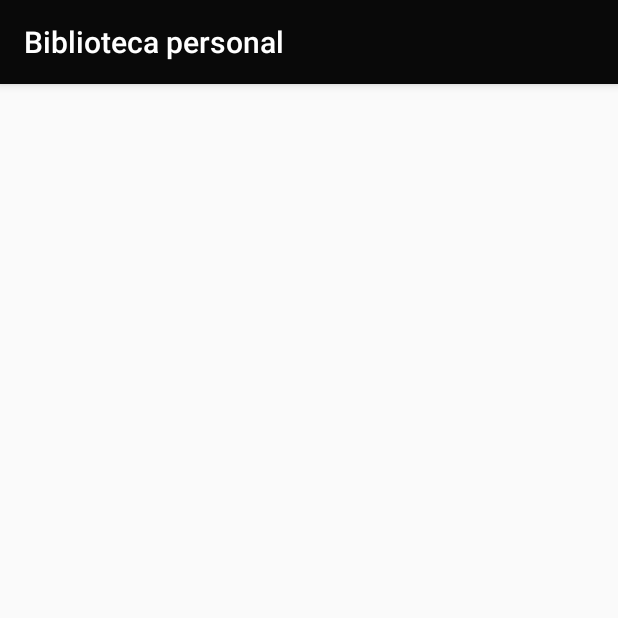
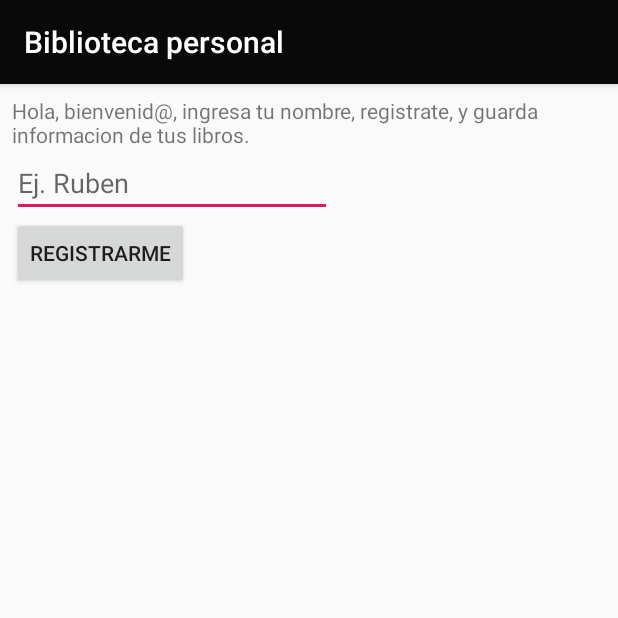
Before and after one commit to catapim/trabajo-grupal-s4, an Android app: the RegistroUsuario screen opened directly, with no data from a screen before it, on a phone screen of 412 x 824 dp, the top half of it. Run offline under Robolectric (Android 15) with nearby library versions, the phone set to English and light mode, and no system bars.

Commit message:
se crea pantalla registr

```diff
--- a/base/app/src/main/res/layout-v26/registrolibro.xml
+++ b/base/app/src/main/res/layout-v26/registrolibro.xml
@@ -89,12 +89,12 @@
                 android:layout_marginEnd="153dp"
                 android:ems="10"
                 android:hint="@string/ej_libro_autor"
-                android:importantForAutofill="no"
                 android:inputType="text"
                 app:layout_constraintBottom_toTopOf="@+id/libro_ano_publicacion"
                 app:layout_constraintEnd_toEndOf="parent"
                 app:layout_constraintStart_toStartOf="parent"
-                app:layout_constraintTop_toBottomOf="@+id/libro_autor" />
+                app:layout_constraintTop_toBottomOf="@+id/libro_autor"
+                android:autofillHints="" />
 
             <TextView
                 android:id="@+id/libro_ano_publicacion"
--- a/base/app/src/main/res/layout/activity_registro_usuario.xml
+++ b/base/app/src/main/res/layout/activity_registro_usuario.xml
@@ -6,4 +6,51 @@
     android:layout_height="match_parent"
     tools:context=".RegistroUsuario">
 
+    <ScrollView
+        android:id="@+id/scrollView2"
+        android:layout_width="match_parent"
+        android:layout_height="match_parent"
+        android:layout_marginStart="8dp"
+        android:layout_marginTop="8dp"
+        android:layout_marginEnd="8dp"
+        android:layout_marginBottom="8dp"
+        app:layout_constraintBottom_toBottomOf="parent"
+        app:layout_constraintEnd_toEndOf="parent"
+        app:layout_constraintStart_toStartOf="parent"
+        app:layout_constraintTop_toTopOf="parent">
+
+        <LinearLayout
+            android:layout_width="match_parent"
+            android:layout_height="wrap_content"
+            android:orientation="vertical">
+
+            <TextView
+                android:id="@+id/texto_bienvenida"
+                android:layout_width="wrap_content"
+                android:layout_height="wrap_content"
+                android:text="@string/texto_bienvenida"
+                tools:layout_editor_absoluteX="107dp"
+                tools:layout_editor_absoluteY="113dp" />
+
+            <EditText
+                android:id="@+id/input_usuario"
+                android:layout_width="wrap_content"
+                android:layout_height="wrap_content"
+                android:ems="10"
+                android:hint="@string/input_usuario"
+                android:inputType="text"
+                tools:layout_editor_absoluteX="75dp"
+                tools:layout_editor_absoluteY="167dp"
+                android:autofillHints="" tools:targetApi="o"/>
+
+            <Button
+                android:id="@+id/btn_registrarme"
+                android:layout_width="wrap_content"
+                android:layout_height="wrap_content"
+                android:text="@string/btn_registro"
+                tools:layout_editor_absoluteX="41dp"
+                tools:layout_editor_absoluteY="120dp" />
+        </LinearLayout>
+    </ScrollView>
+
 </android.support.constraint.ConstraintLayout>
--- a/base/app/src/main/res/values/strings.xml
+++ b/base/app/src/main/res/values/strings.xml
@@ -36,4 +36,9 @@
     <string name="ver_libros">Mira tus libros</string>
     <string name="guardar_libros">Guardar</string>
     <string name="title_activity_ver_libros">verLibros</string>
+
+    <!--PANTALLA BIENVENIDA -->
+    <string name="texto_bienvenida">Hola, bienvenid@, ingresa tu nombre, registrate, y guarda informacion de tus libros.</string>
+    <string name="input_usuario">Ej. Ruben</string>
+    <string name="btn_registro">Registrarme</string>
 </resources>
```
